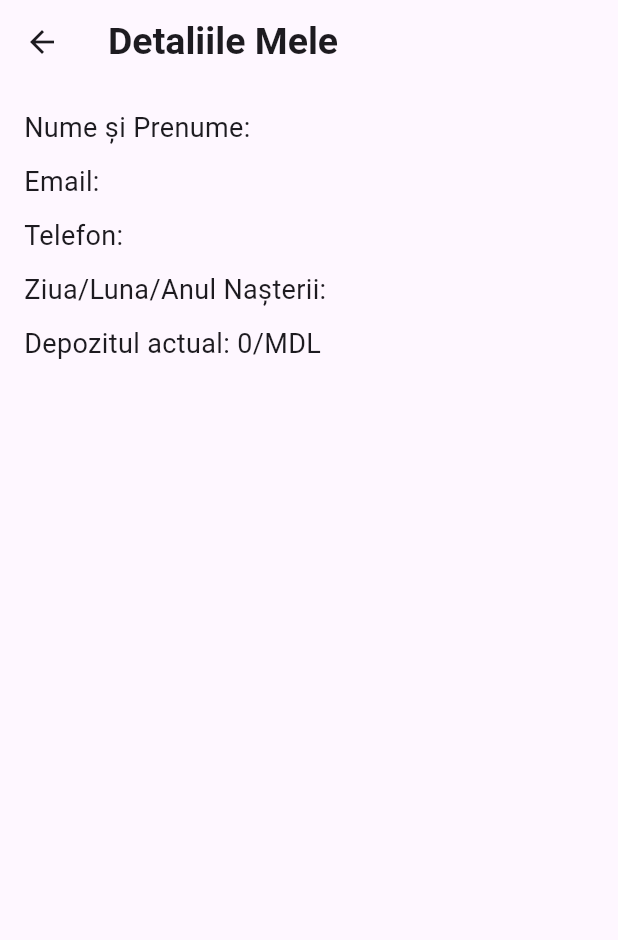
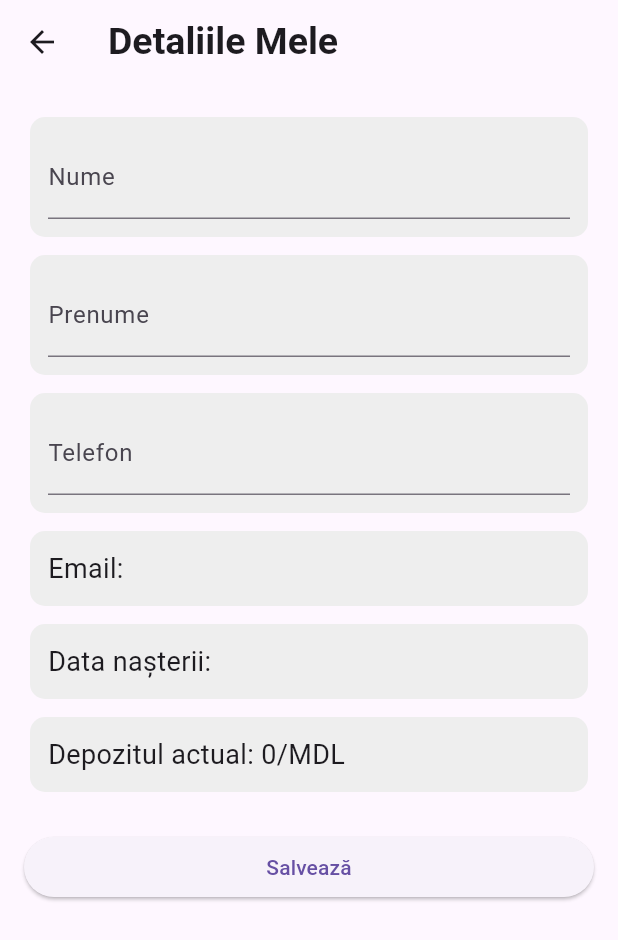
Before and after one commit to danstelianungureanu/Imob_Expert, a Flutter app: the MyDetailsPage screen opened directly, on a phone screen of 412 x 824 dp. Shown: the top 940 px of the screen. Run offline on Flutter 3.47's test engine with Material 3 defaults, Android fonts, the phone set to English and light mode, and no system bars; our stand-ins replace cloud_firestore, firebase_auth, firebase_core, firebase_storage, flutter_credit_card, image_picker and 1 more; missing offline and left inert: flutter_phone_direct_caller; accounts and stored records are empty.

```diff
--- /dev/null
+++ b/lib/database/Models/my_details.dart
@@ -0,0 +1,149 @@
+// ignore_for_file: library_private_types_in_public_api, use_build_context_synchronously, camel_case_types
+
+import 'package:flutter/material.dart';
+import 'package:cloud_firestore/cloud_firestore.dart';
+import 'package:firebase_auth/firebase_auth.dart';
+import 'package:imob_expert/widgets/my_details_build_container.dart';
+
+class MyDetailsPage extends StatefulWidget {
+  const MyDetailsPage({super.key});
+
+  @override
+  _MyDetailsPageState createState() => _MyDetailsPageState();
+}
+
+class _MyDetailsPageState extends State<MyDetailsPage> {
+  final FirebaseAuth _auth = FirebaseAuth.instance;
+  final FirebaseFirestore _firestore = FirebaseFirestore.instance;
+
+  User? user;
+  Map<String, dynamic>? userData;
+
+  final _formKey = GlobalKey<FormState>();
+
+  final TextEditingController _nameController = TextEditingController();
+  final TextEditingController _surnameController = TextEditingController();
+  final TextEditingController _phoneNumberController = TextEditingController();
+
+  @override
+  void initState() {
+    super.initState();
+    _loadUserData();
+  }
+
+  Future<void> _loadUserData() async {
+    user = _auth.currentUser;
+    if (user != null) {
+      DocumentSnapshot userDoc =
+          await _firestore.collection('Users').doc(user!.uid).get();
+      setState(() {
+        userData = userDoc.data() as Map<String, dynamic>?;
+        if (userData != null) {
+          _nameController.text = userData!['Name'] ?? '';
+          _surnameController.text = userData!['Surname'] ?? '';
+          _phoneNumberController.text = userData!['PhoneNumber'] ?? '';
+        }
+      });
+    }
+  }
+
+  Future<void> _saveUserData() async {
+    if (_formKey.currentState!.validate()) {
+      try {
+        await _firestore.collection('Users').doc(user!.uid).update({
+          'Name': _nameController.text,
+          'Surname': _surnameController.text,
+          'PhoneNumber': _phoneNumberController.text,
+        });
+        ScaffoldMessenger.of(context).showSnackBar(
+          const SnackBar(
+              content: Text('Informațiile au fost actualizate cu succes')),
+        );
+      } catch (e) {
+        ScaffoldMessenger.of(context).showSnackBar(
+          SnackBar(content: Text('Eroare la actualizarea informațiilor: $e')),
+        );
+      }
+    }
+  }
+
+  @override
+  Widget build(BuildContext context) {
+    return Scaffold(
+      appBar: AppBar(
+        title: const Text(
+          'Detaliile Mele',
+          style: TextStyle(
+            fontSize: 25,
+            fontWeight: FontWeight.bold,
+          ),
+        ),
+      ),
+      body: userData == null
+          ? const Center(child: CircularProgressIndicator())
+          : Padding(
+              padding: const EdgeInsets.all(16.0),
+              child: Form(
+                key: _formKey,
+                child: ListView(
+                  children: [
+                    myDetailsBuildContainer(
+                        child: TextFormField(
+                      controller: _nameController,
+                      decoration: const InputDecoration(labelText: 'Nume'),
+                      validator: (value) {
+                        if (value == null || value.isEmpty) {
+                          return 'Câmp obligatoriu.';
+                        }
+                        return null;
+                      },
+                    )),
+                    myDetailsBuildContainer(
+                        child: TextFormField(
+                      controller: _surnameController,
+                      decoration: const InputDecoration(labelText: 'Prenume'),
+                      validator: (value) {
+                        if (value == null || value.isEmpty) {
+                          return 'Câmp obligatoriu.';
+                        }
+                        return null;
+                      },
+                    )),
+                    myDetailsBuildContainer(
+                        child: TextFormField(
+                      controller: _phoneNumberController,
+                      decoration: const InputDecoration(labelText: 'Telefon'),
+                      validator: (value) {
+                        if (value == null || value.isEmpty) {
+                          return 'Câmp obligatoriu.';
+                        }
+                        return null;
+                      },
+                    )),
+                    myDetailsBuildContainer(
+                        child: Text(
+                      'Email: ${userData!['Email'] ?? 'N/A'}',
+                      style: const TextStyle(fontSize: 18),
+                    )),
+                    myDetailsBuildContainer(
+                        child: Text(
+                      'Data nașterii: ${userData!['DateOfBirt'] ?? 'N/A'}',
+                      style: const TextStyle(fontSize: 18),
+                    )),
+                    myDetailsBuildContainer(
+                        child: Text(
+                      'Depozitul actual: ${userData!['Credit']?.isEmpty == true ? '0' : userData!['Credit']}/MDL',
+                      style: const TextStyle(fontSize: 18),
+                    )),
+                    const SizedBox(height: 20),
+                    ElevatedButton(
+                      onPressed: _saveUserData,
+                      child: const Text('Salvează'),
+                    ),
+                  ],
+                ),
+              ),
+            ),
+    );
+  }
+}
--- a/lib/screens/my_messages.dart
+++ b/lib/database/Models/my_messages.dart
@@ -6,7 +6,7 @@ import 'package:firebase_auth/firebase_auth.dart';
 // import 'package:intl/intl.dart';
 
 // import '../widgets/reply_message_widget.dart';
-import 'messages_widget.dart';
+import '../../screens/messages_widget.dart';
 // import 'reply_message_screen.dart'; // Asigurați-vă că importăm noul widget
 
 class MyMessages extends StatelessWidget {
--- a/lib/screens/home_screen.dart
+++ b/lib/screens/home_screen.dart
@@ -4,8 +4,8 @@ import 'package:cloud_firestore/cloud_firestore.dart';
 import 'package:firebase_auth/firebase_auth.dart';
 import 'package:flutter/material.dart';
 import 'package:imob_expert/screens/login_screen.dart';
-import 'package:imob_expert/screens/my_details.dart';
-import 'package:imob_expert/screens/my_messages.dart';
+import 'package:imob_expert/database/Models/my_details.dart';
+import 'package:imob_expert/database/Models/my_messages.dart';
 import 'package:imob_expert/screens/payment_page.dart';
 import 'package:imob_expert/screens/register_buy_property_screen.dart';
 import 'package:imob_expert/screens/register_rent_property_screen.dart';
--- a/lib/screens/my_details.dart
+++ /dev/null
@@ -1,93 +0,0 @@
-// ignore_for_file: library_private_types_in_public_api
-
-import 'package:flutter/material.dart';
-import 'package:cloud_firestore/cloud_firestore.dart';
-import 'package:firebase_auth/firebase_auth.dart';
-
-class MyDetailsPage extends StatefulWidget {
-  const MyDetailsPage({super.key});
-
-  @override
-  _MyDetailsPageState createState() => _MyDetailsPageState();
-}
-
-class _MyDetailsPageState extends State<MyDetailsPage> {
-  final FirebaseAuth _auth = FirebaseAuth.instance;
-  final FirebaseFirestore _firestore = FirebaseFirestore.instance;
-
-  User? user;
-  Map<String, dynamic>? userData;
-
-  @override
-  void initState() {
-    super.initState();
-    _loadUserData();
-  }
-
-  Future<void> _loadUserData() async {
-    user = _auth.currentUser;
-    if (user != null) {
-      DocumentSnapshot userDoc =
-          await _firestore.collection('Users').doc(user!.uid).get();
-      setState(() {
-        userData = userDoc.data() as Map<String, dynamic>?;
-      });
-    }
-  }
-
-  @override
-  Widget build(BuildContext context) {
-    return Scaffold(
-      appBar: AppBar(
-        title: const Text(
-          'Detaliile Mele',
-          style: TextStyle(
-            fontSize: 25,
-            fontWeight: FontWeight.bold,
-          ),
-        ),
-      ),
-      body: userData == null
-          ? const Center(child: CircularProgressIndicator())
-          : Padding(
-              padding: const EdgeInsets.all(16.0),
-              child: Column(
-                crossAxisAlignment: CrossAxisAlignment.start,
-                children: [
-                  Text(
-                    'Nume și Prenume: ${userData!['Name'] ?? 'N/A'} ${userData!['Surname'] ?? 'N/A'}',
-                    style: const TextStyle(fontSize: 18),
-                  ),
-                  const SizedBox(height: 10),
-                  Text(
-                    'Email: ${userData!['Email'] ?? 'N/A'}',
-                    style: const TextStyle(fontSize: 18),
-                  ),
-                  const SizedBox(height: 10),
-                  Text(
-                    'Telefon: ${userData!['PhoneNumber'] ?? 'N/A'}',
-                    style: const TextStyle(fontSize: 18),
-                  ),
-                  const SizedBox(height: 10),
-                  Text(
-                    'Ziua/Luna/Anul Nașterii: ${userData!['DateOfBirt'] ?? 'N/A'}',
-                    style: const TextStyle(fontSize: 18),
-                  ),
-                  const SizedBox(height: 10),
-                  if (userData!['Credit'] == '')
-                    const Text(
-                      'Depozitul actual: 0/MDL',
-                      style: TextStyle(fontSize: 18),
-                    )
-                  else
-                    Text(
-                      'Depozitul actual: ${userData!['Credit'] ?? 'N/A'}/MDL',
-                      style: const TextStyle(fontSize: 18),
-                    ),
-                  // Adaugă alte câmpuri după necesități
-                ],
-              ),
-            ),
-    );
-  }
-}
--- /dev/null
+++ b/lib/widgets/my_details_build_container.dart
@@ -0,0 +1,25 @@
+// ignore_for_file: camel_case_types
+
+import 'package:flutter/material.dart';
+
+class myDetailsBuildContainer extends StatelessWidget {
+  const myDetailsBuildContainer({
+    super.key,
+    required this.child,
+  });
+
+  final Widget child;
+
+  @override
+  Widget build(BuildContext context) {
+    return Container(
+      decoration: BoxDecoration(
+        color: Colors.grey[200], // Schimbați culoarea de fundal după preferință
+        borderRadius: BorderRadius.circular(10),
+      ),
+      padding: const EdgeInsets.all(12),
+      margin: const EdgeInsets.symmetric(vertical: 6, horizontal: 4),
+      child: child,
+    );
+  }
+}
```
